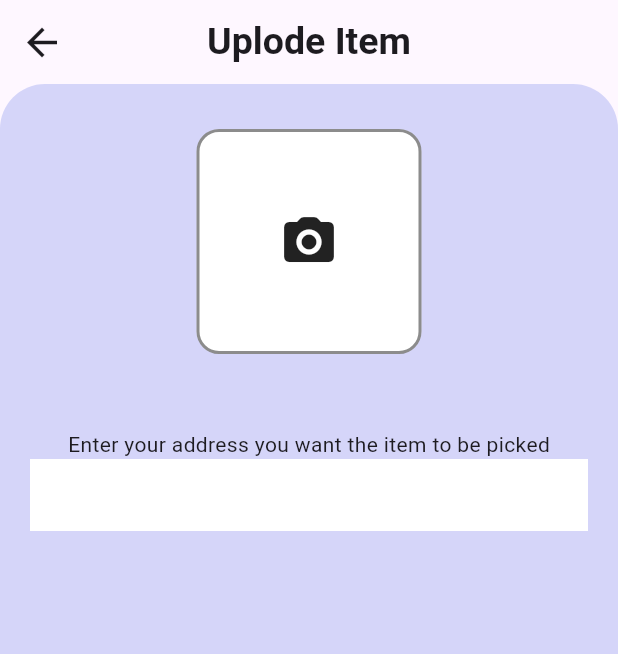
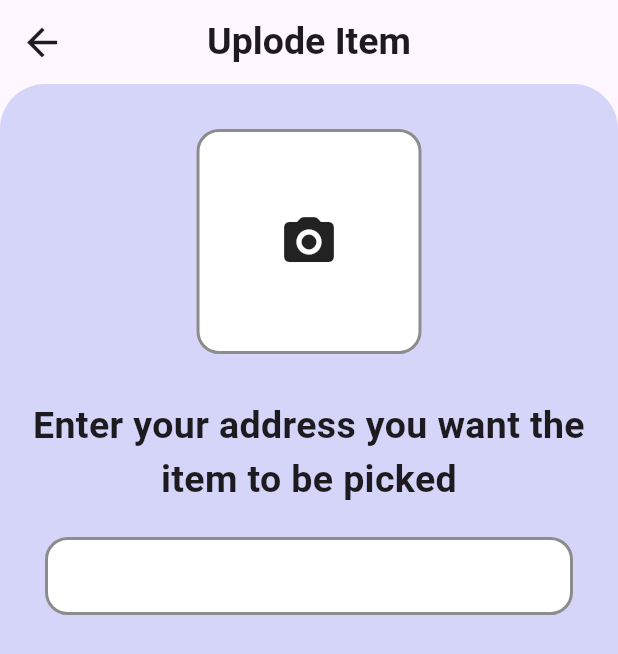
Before and after one commit to AhmedYasserTaha/recycle-app, a Flutter app: the screen it shows after launch, on a phone screen of 412 x 824 dp. Shown: the top 654 px of the screen. Run offline on Flutter 3.47's test engine with Material 3 defaults, Android fonts, the phone set to English and light mode, and no system bars; our stand-ins replace cloud_firestore, firebase_auth, firebase_core, google_sign_in; accounts and stored records are empty.

Commit message:
create  class uplode item

```diff
--- a/lib/features/uplode_item/uplode_item.dart
+++ b/lib/features/uplode_item/uplode_item.dart
@@ -39,11 +39,21 @@ class UplodeItem extends StatelessWidget {
                       child: Icon(Icons.camera_alt_rounded, size: 40),
                     ),
                   ),
+                  Text(
+                    textAlign: TextAlign.center,
+                    "Enter your address you want the\nitem to be picked",
+                    style: Styles.textStyle25,
+                  ),
                   SizedBox(height: 20),
-                  Text("Enter your address you want the item to be picked"),
+
                   Container(
-                    margin: EdgeInsets.symmetric(horizontal: 20),
-                    decoration: BoxDecoration(color: Colors.white),
+                    padding: EdgeInsets.symmetric(horizontal: 20),
+                    margin: EdgeInsets.symmetric(horizontal: 30),
+                    decoration: BoxDecoration(
+                      border: Border.all(color: Colors.black45, width: 2),
+                      borderRadius: BorderRadius.circular(15),
+                      color: Colors.white,
+                    ),
                     child: TextField(
                       decoration: InputDecoration(border: InputBorder.none),
                     ),
```
